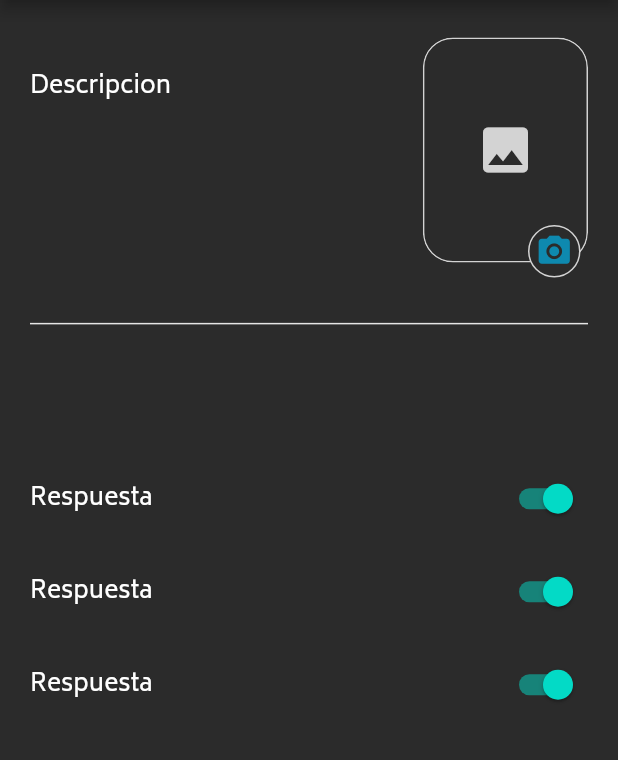
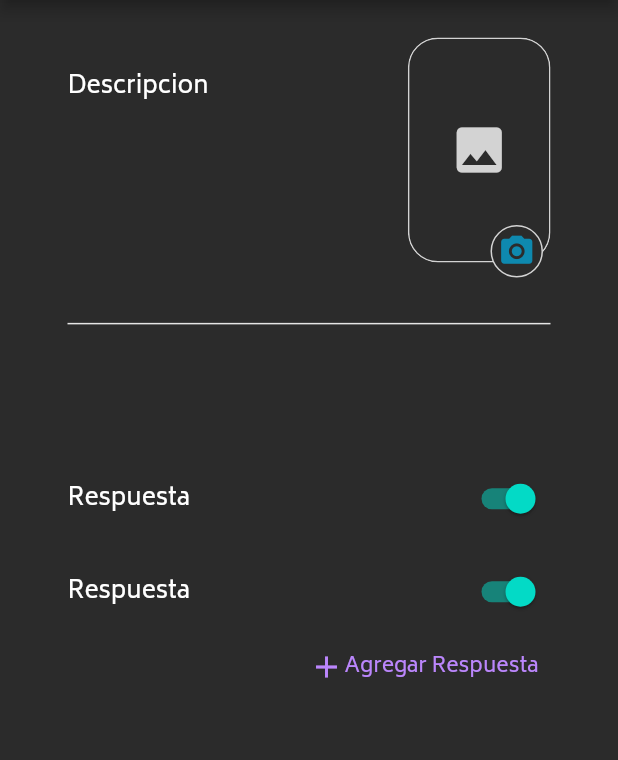
Before and after one commit to GuateGeeks/GeeksDayFlutter, a Flutter app: the QuizCreate screen opened directly with empty values, on a phone screen of 412 x 824 dp, the part 84-844 px from its top. Run offline on Flutter 3.47's test engine with Material 2 defaults, Android fonts, the phone set to English and light mode, and no system bars; our stand-ins replace cloud_firestore, equatable, firebase_auth, firebase_core, firebase_storage, flutter_bloc and 6 more; missing offline and left inert: dart:html, dart:js, image_whisperer, multiavatar, random_password_generator; accounts and stored records are empty.

Commit message:
Ticket #65 quiz implementation

```diff
--- a/lib/ui/post/quiz_create.dart
+++ b/lib/ui/post/quiz_create.dart
@@ -3,14 +3,13 @@ import 'dart:html';
 import 'package:flutter/material.dart';
 import 'package:flutter_bloc/flutter_bloc.dart';
 import 'package:geeksday/bloc/posts/feed_cubit.dart';
-import 'package:geeksday/bloc/posts/post_cubit.dart';
 import 'package:geeksday/models/event.dart';
+import 'package:geeksday/models/quiz.dart';
 import 'package:geeksday/services/implementation/post_service.dart';
 import 'package:geeksday/ui/helpers/preview_images.dart';
 
 class QuizCreate extends StatefulWidget {
   Event event;
-
   QuizCreate({Key? key, required this.event}) : super(key: key);
 
   @override
@@ -18,37 +17,43 @@ class QuizCreate extends StatefulWidget {
 }
 
 class _QuizCreateState extends State<QuizCreate> {
+  List<Answer> answers = [
+    Answer("Respuesta", false, 0),
+    Answer("Respuesta", false, 0),
+  ];
+  final descriptionController = TextEditingController();
   File? uploadedImage;
-  Map<int, String> answersMap = {};
-  bool status = false;
-
   @override
   Widget build(BuildContext context) {
     double width = MediaQuery.of(context).size.width;
-    double maxWidth = width > 800 ? 800 : width;
+    double maxWidth = width > 700 ? 700 : width;
     return Scaffold(
       appBar: AppBar(
         iconTheme: IconThemeData(color: Colors.white),
         title: Image.asset(
-          'assets/guateGeeksLogo.png',
+          "assets/guateGeeksLogo.png",
           width: 150,
-          fit: BoxFit.cover,
         ),
       ),
       body: BlocProvider(
         create: (_) => FeedCubit(PostService(), widget.event.id),
-        child: Center(
-          child: Container(
-            width: maxWidth,
-            padding: EdgeInsets.fromLTRB(20, 25, 20, 5),
-            child: createQuizBody(uploadedImage),
-          ),
+        child: Builder(
+          builder: (context) {
+            return Center(
+              child: Container(
+                width: maxWidth,
+                padding: EdgeInsets.fromLTRB(45, 25, 45, 5),
+                alignment: Alignment.topCenter,
+                child: createQuizBody(context, uploadedImage),
+              ),
+            );
+          },
         ),
       ),
     );
   }
 
-  Widget createQuizBody(uploadedImage) {
+  Widget createQuizBody(context, uploadedImage) {
     return Column(
       children: [
         descriptionAndImage(uploadedImage),
@@ -63,9 +68,9 @@ class _QuizCreateState extends State<QuizCreate> {
         SizedBox(
           height: 80,
         ),
-        inputAnswers(context),
-        inputAnswers(context),
-        inputAnswers(context),
+        // inputAnswers(context),
+        ...listAnswers(),
+        addAnswer(context),
       ],
     );
   }
@@ -149,8 +154,32 @@ class _QuizCreateState extends State<QuizCreate> {
     );
   }
 
-  Widget inputAnswers(BuildContext context) {
-    bool isSwitchOn = true;
+
+
+
+
+  uploadImage(BuildContext context) async {
+    var uploadInput = FileUploadInputElement()..accept = 'image/*';
+    uploadInput.click();
+    uploadInput.onChange.listen(
+      (event) {
+        final File file = uploadInput.files!.first;
+        final reader = FileReader();
+        reader.readAsDataUrl(file);
+        reader.onLoadEnd.listen(
+          (event) {
+            setState(() {
+              uploadedImage = file;
+            });
+          },
+        );
+      },
+    );
+  }
+
+  List<Widget> listAnswers(){
+    bool isSwitchOn =true;
+    return answers.map((e) {
 
     return Padding(
       padding: const EdgeInsets.only(top: 10.0),
@@ -165,41 +194,39 @@ class _QuizCreateState extends State<QuizCreate> {
               });
             },
           ),
-          hintText: "Respuesta",
+          hintText: e.text,
           border: InputBorder.none,
           filled: false,
         ),
       ),
     );
+    }).toList();
   }
 
-  void saveAnswers(BuildContext context, int index, String value) {
-    var postCubit = BlocProvider.of<PostCubit>(context);
-    answersMap[index] = value;
-    answersMap.forEach((key, value) {
-      setState(() {
-        postCubit.updateQuizAnswer(key, value);
-      });
-    });
+
+
+  //Add TextFromField dynamically
+  Widget addAnswer(BuildContext context) {
+    return TextButton(
+      onPressed: () => {
+        saveAnswers(),
+        setState(() {
+          answers.add(Answer("Respuesta", false, 0));
+        })
+      },
+      child: Row(
+        mainAxisAlignment: MainAxisAlignment.end,
+        children: [
+          Icon(Icons.add),
+          Text("Agregar Respuesta"),
+        ],
+      ),
+    );
   }
 
-  uploadImage(BuildContext context) async {
-    var uploadInput = FileUploadInputElement()..accept = 'image/*';
-    uploadInput.click();
-    uploadInput.onChange.listen(
-      (event) {
-        final File file = uploadInput.files!.first;
-        final reader = FileReader();
-        reader.readAsDataUrl(file);
-        reader.onLoadEnd.listen(
-          (event) {
-            setState(() {
-              uploadedImage = file;
-            });
-            BlocProvider.of<FeedCubit>(context).setImage(file);
-          },
-        );
-      },
-    );
+    void saveAnswers() {
+      listAnswers().forEach((element) {
+          print(element);
+      });
   }
 }
```
Also changed, not shown: lib/bloc/posts/feed_cubit.dart (+19 -0 lines), lib/ui/post/modal_create_post.dart (+10 -1 lines), lib/ui/post/post_create.dart (+5 -163 lines).
